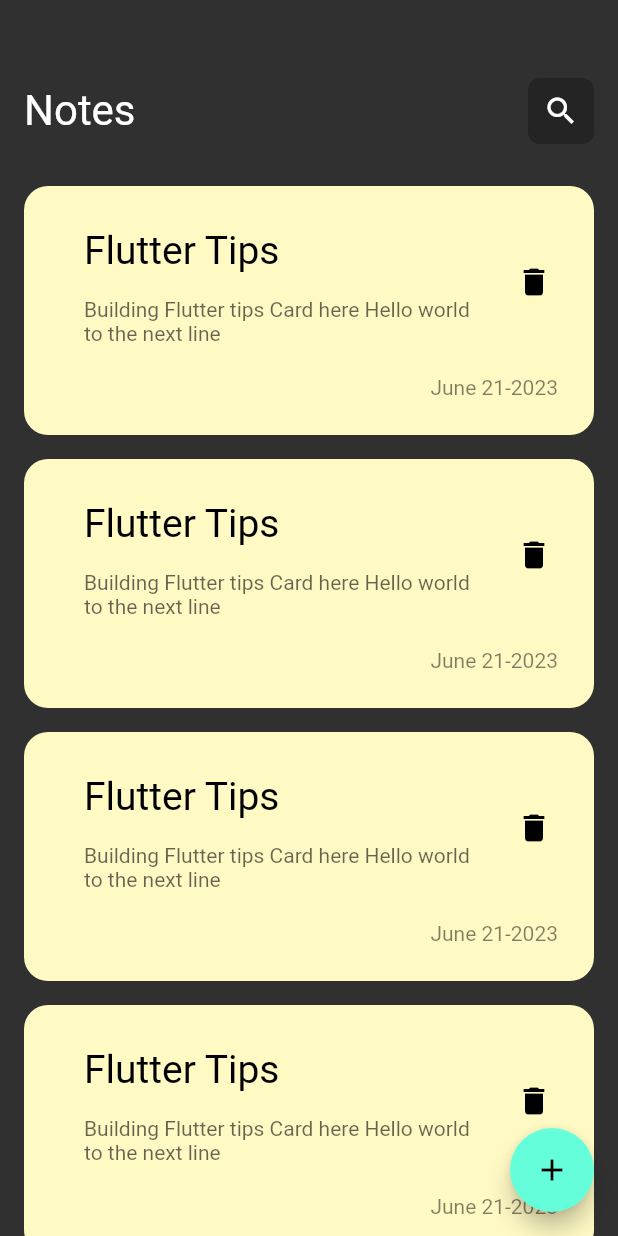
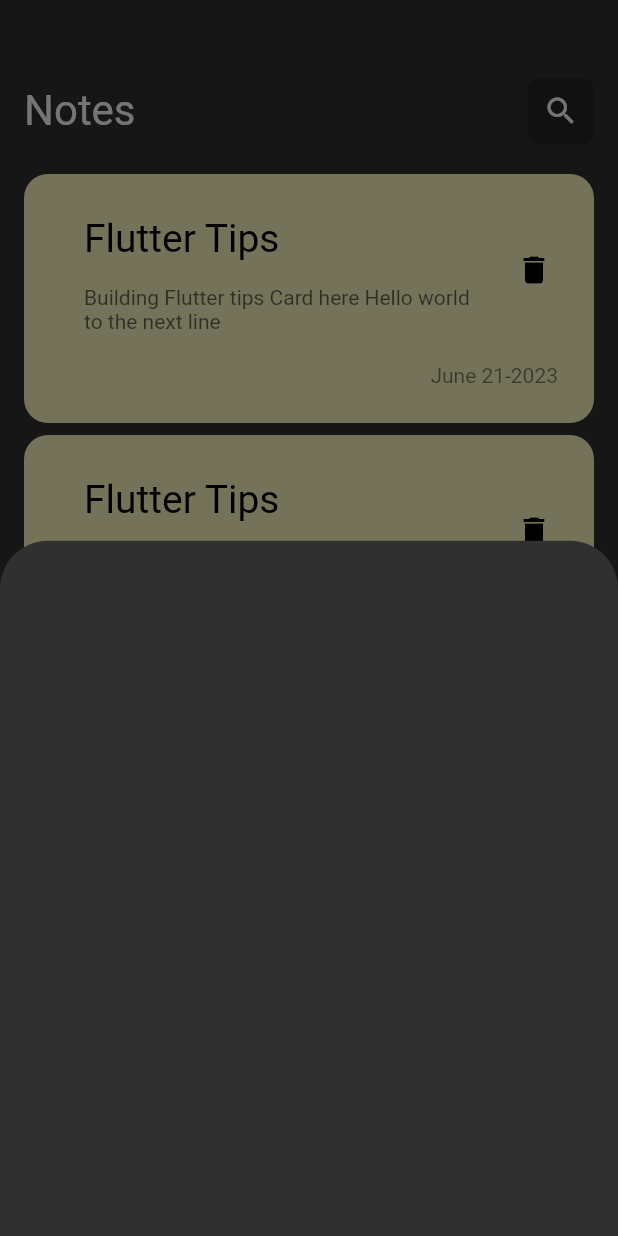
Before and after one commit to Fratiro/note_app, a Flutter app: the screen it shows after launch, after a tap on the "add" icon, on a phone screen of 412 x 824 dp. Run offline on Flutter 3.47's test engine with Material 2 defaults, Android fonts, the phone set to English and light mode, and no system bars.

Commit message:
Add bottom Sheet

```diff
--- a/lib/views/notes_view.dart
+++ b/lib/views/notes_view.dart
@@ -1,5 +1,7 @@
 import 'package:flutter/material.dart';
 import 'package:note_app/widgets/notes_body_widget.dart';
+
+import '../widgets/bootom_sheet_naddnote.dart';
 
 class NotesView extends StatelessWidget {
   const NotesView({super.key});
@@ -8,7 +10,18 @@ class NotesView extends StatelessWidget {
   Widget build(BuildContext context) {
     return Scaffold(
       floatingActionButton: FloatingActionButton(
-        onPressed: () {},
+        onPressed: () {
+          showModalBottomSheet(
+            shape: const RoundedRectangleBorder(
+                borderRadius: BorderRadius.only(
+                    topLeft: Radius.circular(32),
+                    topRight: Radius.circular(32))),
+            context: context,
+            builder: (context) {
+              return const AddNoteBottomSheet();
+            },
+          );
+        },
         child: const Icon(Icons.add),
       ),
       body: const NotesBodyWidget(),
--- /dev/null
+++ b/lib/widgets/bootom_sheet_naddnote.dart
@@ -0,0 +1,10 @@
+import 'package:flutter/material.dart';
+
+class AddNoteBottomSheet extends StatelessWidget {
+  const AddNoteBottomSheet({super.key});
+
+  @override
+  Widget build(BuildContext context) {
+    return Container();
+  }
+}
--- a/lib/widgets/notes_body_widget.dart
+++ b/lib/widgets/notes_body_widget.dart
@@ -14,7 +14,6 @@ class NotesBodyWidget extends StatelessWidget {
           children: [
             SizedBox(height: 52),
             CustomAppBar(),
-            SizedBox(height: 20),
             Expanded(child: NotesListView()),
           ],
         ),
--- a/lib/widgets/notes_list_view_widget.dart
+++ b/lib/widgets/notes_list_view_widget.dart
@@ -7,13 +7,17 @@ class NotesListView extends StatelessWidget {
 
   @override
   Widget build(BuildContext context) {
-    return ListView.builder(
-        itemCount: 10,
-        itemBuilder: (context, index) {
-          return const Padding(
-            padding: EdgeInsets.symmetric(vertical: 8),
-            child: NoteCard(),
-          );
-        });
+    return Padding(
+      padding: const EdgeInsets.symmetric(vertical: 16),
+      child: ListView.builder(
+          padding: EdgeInsets.zero,
+          itemCount: 10,
+          itemBuilder: (context, index) {
+            return const Padding(
+              padding: EdgeInsets.symmetric(vertical: 4),
+              child: NoteCard(),
+            );
+          }),
+    );
   }
 }
```
